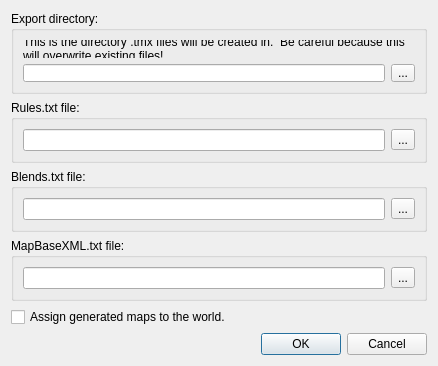
This is src/editor/bmptotmxdialog.ui in timbaker/pzworlded as Qt 5 draws it before an edit. The edited form follows.
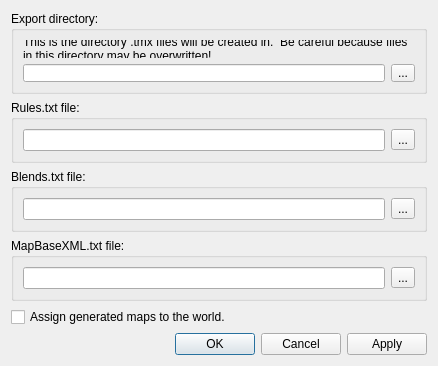
This is the edited form.

```diff
--- a/src/editor/bmptotmxdialog.ui
+++ b/src/editor/bmptotmxdialog.ui
@@ -23,7 +23,7 @@
       <item>
        <widget class="QLabel" name="label">
         <property name="text">
-         <string>This is the directory .tmx files will be created in.  Be careful because this will overwrite existing files!</string>
+         <string>This is the directory .tmx files will be created in.  Be careful because files in this directory may be overwritten!</string>
         </property>
         <property name="wordWrap">
          <bool>true</bool>
@@ -171,7 +171,7 @@
       <enum>Qt::Horizontal</enum>
      </property>
      <property name="standardButtons">
-      <set>QDialogButtonBox::Cancel|QDialogButtonBox::Ok</set>
+      <set>QDialogButtonBox::Apply|QDialogButtonBox::Cancel|QDialogButtonBox::Ok</set>
      </property>
     </widget>
    </item>
```
